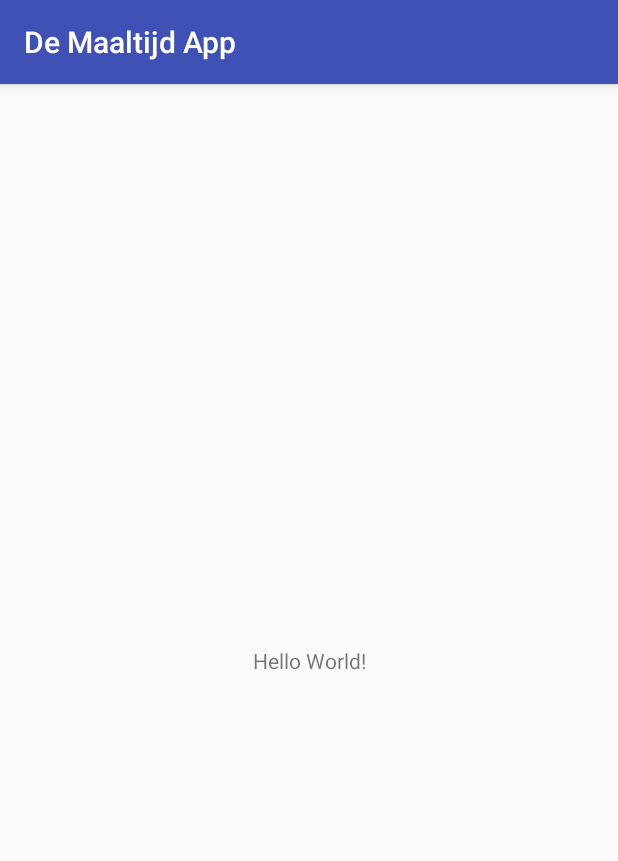
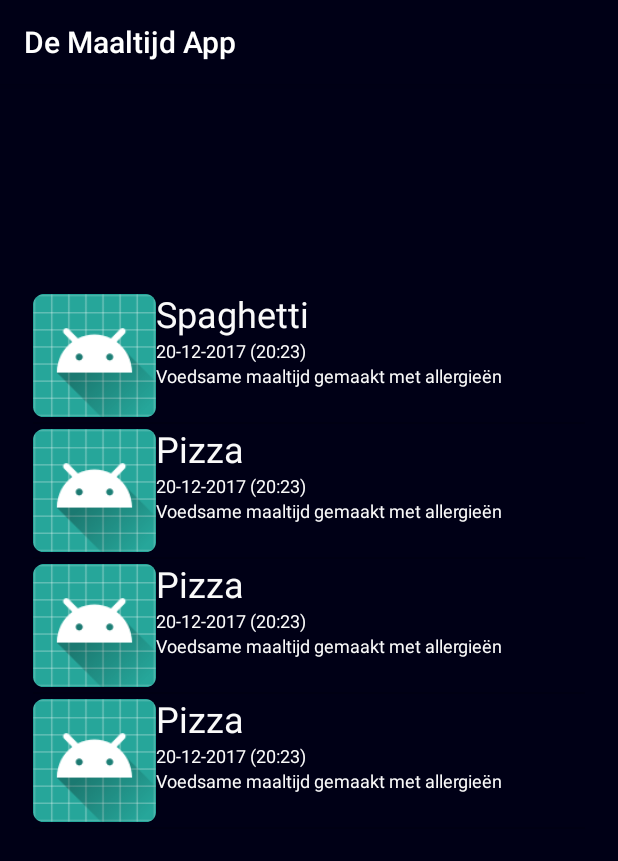
Before and after one commit to survivorbat/Studentmeals-android-exam, an Android app: the screen it shows after launch (MainActivity), on a phone screen of 412 x 824 dp. Shown: the top 861 px of the screen. Run offline under Robolectric (Android 15) with nearby library versions, the light colour scheme and no system bars.

Commit message:
Added model files and tested a listview

```diff
--- a/app/build.gradle
+++ b/app/build.gradle
@@ -25,5 +25,4 @@ dependencies {
     testImplementation 'junit:junit:4.12'
     androidTestImplementation 'com.android.support.test:runner:1.0.1'
     androidTestImplementation 'com.android.support.test.espresso:espresso-core:3.0.1'
-    compile 'com.squareup.picasso:picasso:2.5.2'
 }
--- a/app/src/main/java/nl/mheijden/prog3app/controller/activities/MainActivity.java
+++ b/app/src/main/java/nl/mheijden/prog3app/controller/activities/MainActivity.java
@@ -2,17 +2,26 @@ package nl.mheijden.prog3app.controller.activities;
 
 import android.support.v7.app.AppCompatActivity;
 import android.os.Bundle;
+import android.widget.Adapter;
+import android.widget.ListAdapter;
+import android.widget.ListView;
 
 import nl.mheijden.prog3app.R;
 import nl.mheijden.prog3app.model.domain.MaaltijdenApp;
+import nl.mheijden.prog3app.view.MealAdapter;
 
 public class MainActivity extends AppCompatActivity {
     private MaaltijdenApp app;
+    private ListView list;
 
     @Override
     protected void onCreate(Bundle savedInstanceState) {
         super.onCreate(savedInstanceState);
         setContentView(R.layout.activity_main);
         this.app = new MaaltijdenApp(this);
+        this.list = findViewById(R.id.lijsttest);
+        app.addDummy();
+        ListAdapter adapter = new MealAdapter(this, R.layout.listview_meal, app.getMeals());
+        this.list.setAdapter(adapter);
     }
 }
--- a/app/src/main/java/nl/mheijden/prog3app/model/data/MaaltijdDB.java
+++ b/app/src/main/java/nl/mheijden/prog3app/model/data/MealDB.java
@@ -8,11 +8,11 @@ import android.database.sqlite.SQLiteOpenHelper;
  * Gemaakt door Maarten van der Heijden on 1-1-2018.
  */
 
-public class MaaltijdDB extends SQLiteOpenHelper {
+public class MealDB extends SQLiteOpenHelper {
     private static String DATABASE_NAME = "Prog3LocalDB";
     private static int DATABASE_VERSION = 1;
 
-    public MaaltijdDB(Context context) {
+    public MealDB(Context context) {
         super(context, DATABASE_NAME, null, DATABASE_VERSION);
     }
 
--- a/app/src/main/java/nl/mheijden/prog3app/model/domain/MaaltijdenApp.java
+++ b/app/src/main/java/nl/mheijden/prog3app/model/domain/MaaltijdenApp.java
@@ -2,18 +2,52 @@ package nl.mheijden.prog3app.model.domain;
 
 import android.content.Context;
 
-import nl.mheijden.prog3app.model.data.MaaltijdDB;
+
+import java.sql.Time;
+import java.util.ArrayList;
+import java.util.Date;
+
+import nl.mheijden.prog3app.model.data.MealDB;
 
 /**
  * Gemaakt door Maarten van der Heijden on 9-1-2018.
  */
 
 public class MaaltijdenApp {
-    private MaaltijdDB db;
+    private MealDB db;
     private Context context;
+    private ArrayList<Meal> meals;
+    private ArrayList<Student> students;
+
+    public void addDummy(){
+        Student gerben = new Student("Gerben","","Droogers","g@droog.com","0293712947");
+        students.add(gerben);
+        Meal maaltijd = new Meal(0,"Spaghetti","Voedsame maaltijd gemaakt met allergieën","20-12-2017",gerben,2.30,10,"20:23","link",false);
+        meals.add(maaltijd);
+        maaltijd = new Meal(1,"Pizza","Voedsame maaltijd gemaakt met allergieën","20-12-2017",gerben,2.30,10,"20:23","link",false);
+        meals.add(maaltijd);
+        maaltijd = new Meal(2,"Pizza","Voedsame maaltijd gemaakt met allergieën","20-12-2017",gerben,2.30,10,"20:23","link",false);
+        meals.add(maaltijd);
+        maaltijd = new Meal(3,"Pizza","Voedsame maaltijd gemaakt met allergieën","20-12-2017",gerben,2.30,10,"20:23","link",false);
+        meals.add(maaltijd);
+    }
+
+    public boolean refreshData(){
+        return false;
+    }
 
     public MaaltijdenApp(Context context) {
         this.context = context;
-        this.db=new MaaltijdDB(context);
+        this.db=new MealDB(context);
+        this.meals = new ArrayList<>();
+        this.students = new ArrayList<>();
+    }
+
+    public ArrayList<Meal> getMeals() {
+        return meals;
+    }
+
+    public ArrayList<Student> getStudents() {
+        return students;
     }
 }
--- /dev/null
+++ b/app/src/main/java/nl/mheijden/prog3app/model/domain/Meal.java
@@ -0,0 +1,145 @@
+package nl.mheijden.prog3app.model.domain;
+
+import java.sql.Time;
+import java.util.ArrayList;
+import java.util.Date;
+
+/**
+ * Gemaakt door Maarten van der Heijden on 9-1-2018.
+ */
+
+public class Meal {
+    private int id;
+    private String dish;
+    private String info;
+    private String date;
+    private Student chefID;
+    private double price;
+    private int max;
+    private String time;
+    private String imageUrl;
+    private boolean doesCookEat;
+    private ArrayList<FellowEater> felloweaters;
+
+    Meal(int id, String dish, String info, String date, Student chefID, double price, int max, String time, String imageUrl, boolean doesCookEat) {
+        this.id = id;
+        this.dish = dish;
+        this.info = info;
+        this.date = date;
+        this.chefID = chefID;
+        this.price = price;
+        this.max = max;
+        this.imageUrl = imageUrl;
+        this.doesCookEat = doesCookEat;
+        this.time = time;
+    }
+
+    public Meal(){
+
+    }
+
+    public int getId() {
+        return id;
+    }
+
+    public void setId(int id) {
+        this.id = id;
+    }
+
+    public String getDish() {
+        return dish;
+    }
+
+    public void setDish(String dish) {
+        this.dish = dish;
+    }
+
+    public String getInfo() {
+        return info;
+    }
+
+    public void setInfo(String info) {
+        this.info = info;
+    }
+
+    public String getDate() {
+        return date;
+    }
+
+    public void setDate(String date) {
+        this.date = date;
+    }
+
+    public Student getChefID() {
+        return chefID;
+    }
+
+    public void setChefID(Student chefID) {
+        this.chefID = chefID;
+    }
+
+    public double getPrice() {
+        return price;
+    }
+
+    public void setPrice(double price) {
+        this.price = price;
+    }
+
+    public int getMax() {
+        return max;
+    }
+
+    public void setMax(int max) {
+        this.max = max;
+    }
+
+    public String getTime() {
+        return time;
+    }
+
+    public void setTime(String time) {
+        this.time = time;
+    }
+
+    public String getImageUrl() {
+        return imageUrl;
+    }
+
+    public void setImageUrl(String imageUrl) {
+        this.imageUrl = imageUrl;
+    }
+
+    public boolean isDoesCookEat() {
+        return doesCookEat;
+    }
+
+    public void setDoesCookEat(boolean doesCookEat) {
+        this.doesCookEat = doesCookEat;
+    }
+
+    public ArrayList<FellowEater> getFelloweaters() {
+        return felloweaters;
+    }
+
+    public void setFelloweaters(ArrayList<FellowEater> felloweaters) {
+        this.felloweaters = felloweaters;
+    }
+
+    @Override
+    public String toString() {
+        return "Meal{" +
+                "id=" + id +
+                ", dish='" + dish + '\'' +
+                ", info='" + info + '\'' +
+                ", date=" + date +
+                ", chefID=" + chefID +
+                ", price=" + price +
+                ", max=" + max +
+                ", time=" + time +
+                ", imageUrl='" + imageUrl + '\'' +
+                ", doesCookEat=" + doesCookEat +
+                ", felloweaters=" + felloweaters +
+                '}';
+    }
+}
--- /dev/null
+++ b/app/src/main/java/nl/mheijden/prog3app/model/domain/Student.java
@@ -0,0 +1,65 @@
+package nl.mheijden.prog3app.model.domain;
+
+/**
+ * Gemaakt door Maarten van der Heijden on 9-1-2018.
+ */
+
+public class Student {
+    private String firstname;
+    private String insertion;
+    private String lastname;
+    private String email;
+    private String phonenumber;
+
+    Student(String firstname, String insertion, String lastname, String email, String phonenumber) {
+        this.firstname = firstname;
+        this.insertion = insertion;
+        this.lastname = lastname;
+        this.email = email;
+        this.phonenumber = phonenumber;
+    }
+
+    public Student(){
+
+    }
+
+    public String getFirstname() {
+        return firstname;
+    }
+
+    public void setFirstname(String firstname) {
+        this.firstname = firstname;
+    }
+
+    public String getInsertion() {
+        return insertion;
+    }
+
+    public void setInsertion(String insertion) {
+        this.insertion = insertion;
+    }
+
+    public String getLastname() {
+        return lastname;
+    }
+
+    public void setLastname(String lastname) {
+        this.lastname = lastname;
+    }
+
+    public String getEmail() {
+        return email;
+    }
+
+    public void setEmail(String email) {
+        this.email = email;
+    }
+
+    public String getPhonenumber() {
+        return phonenumber;
+    }
+
+    public void setPhonenumber(String phonenumber) {
+        this.phonenumber = phonenumber;
+    }
+}
--- /dev/null
+++ b/app/src/main/java/nl/mheijden/prog3app/view/MealAdapter.java
@@ -0,0 +1,62 @@
+package nl.mheijden.prog3app.view;
+
+import android.content.Context;
+import android.view.LayoutInflater;
+import android.view.View;
+import android.view.ViewGroup;
+import android.widget.ArrayAdapter;
+import android.widget.TextView;
+
+import java.util.ArrayList;
+
+import nl.mheijden.prog3app.R;
+import nl.mheijden.prog3app.model.domain.Meal;
+
+/**
+ * Gemaakt door Maarten van der Heijden on 9-1-2018.
+ */
+
+public class MealAdapter extends ArrayAdapter<Meal> {
+    private ArrayList<Meal> data;
+
+    public MealAdapter(Context context, int resource, ArrayList<Meal> data) {
+        super(context, resource, data);
+        this.data = data;
+    }
+
+    @Override
+    public View getView(int position, View convertView, ViewGroup parent) {
+        Meal meal = getItem(position);
+        ViewHolder viewHolder;
+
+        if (convertView == null) {
+            viewHolder = new ViewHolder();
+            LayoutInflater inflater = LayoutInflater.from(getContext());
+            convertView = inflater.inflate(R.layout.listview_meal, parent, false);
+            viewHolder.dish = convertView.findViewById(R.id.meal_titel);
+            viewHolder.date = convertView.findViewById(R.id.meal_datumtijd);
+            viewHolder.info = convertView.findViewById(R.id.meal_beschrijving);
+
+            convertView.setTag(viewHolder);
+        } else {
+            viewHolder = (ViewHolder) convertView.getTag();
+        }
+        viewHolder.dish.setText(meal.getDish() + " ");
+        viewHolder.date.setText(meal.getDate() + " ("+meal.getTime()+") ");
+        viewHolder.info.setText(meal.getInfo() + " ");
+        return convertView;
+    }
+
+    public Meal getItem(int position) {
+        return data.get(position);
+    }
+
+    private static class ViewHolder {
+        TextView dish;
+        TextView info;
+        TextView date;
+        TextView chefID;
+        TextView price;
+        TextView imageUrl;
+    }
+}
--- /dev/null
+++ b/app/src/main/res/color/yellow.xml
@@ -0,0 +1,4 @@
+<?xml version="1.0" encoding="utf-8"?>
+<selector xmlns:android="http://schemas.android.com/apk/res/android">
+
+</selector>
--- a/app/src/main/res/layout/activity_main.xml
+++ b/app/src/main/res/layout/activity_main.xml
@@ -4,15 +4,19 @@
     xmlns:tools="http://schemas.android.com/tools"
     android:layout_width="match_parent"
     android:layout_height="match_parent"
+    android:background="@color/colorDarkBlue"
     tools:context="nl.mheijden.prog3app.controller.activities.MainActivity">
 
-    <TextView
-        android:layout_width="wrap_content"
-        android:layout_height="wrap_content"
-        android:text="Hello World!"
+    <ListView
+        android:id="@+id/lijsttest"
+        android:layout_width="368dp"
+        android:layout_height="495dp"
+        android:layout_marginBottom="8dp"
+        android:layout_marginEnd="8dp"
+        android:layout_marginStart="8dp"
+        android:layout_marginTop="8dp"
         app:layout_constraintBottom_toBottomOf="parent"
-        app:layout_constraintLeft_toLeftOf="parent"
-        app:layout_constraintRight_toRightOf="parent"
+        app:layout_constraintEnd_toEndOf="parent"
+        app:layout_constraintStart_toStartOf="parent"
         app:layout_constraintTop_toTopOf="parent" />
-
 </android.support.constraint.ConstraintLayout>
--- /dev/null
+++ b/app/src/main/res/layout/listview_meal.xml
@@ -0,0 +1,51 @@
+<?xml version="1.0" encoding="utf-8"?>
+<LinearLayout xmlns:android="http://schemas.android.com/apk/res/android"
+    xmlns:app="http://schemas.android.com/apk/res-auto"
+    xmlns:tools="http://schemas.android.com/tools"
+    android:layout_width="match_parent"
+    android:layout_height="40pt"
+    android:orientation="horizontal"
+    android:weightSum="8">
+
+    <ImageView
+        android:id="@+id/imageView"
+        android:layout_width="93dp"
+        android:layout_height="match_parent"
+        android:layout_weight="1"
+        android:contentDescription="@string/app_meal_image"
+        app:srcCompat="@mipmap/ic_launcher" />
+
+    <LinearLayout
+        android:layout_width="match_parent"
+        android:layout_height="match_parent"
+        android:layout_weight="3"
+        android:orientation="vertical">
+
+        <TextView
+            android:id="@+id/meal_titel"
+            android:layout_width="match_parent"
+            android:layout_height="wrap_content"
+            android:text="TextView"
+            android:textColor="@color/colorSemiWhite"
+            android:textIsSelectable="true"
+            android:textSize="24sp" />
+
+        <TextView
+            android:id="@+id/meal_datumtijd"
+            android:layout_width="match_parent"
+            android:layout_height="wrap_content"
+            android:text="TextView"
+            android:textColor="@color/colorSemiWhite"
+            android:textSize="12sp" />
+
+        <TextView
+            android:id="@+id/meal_beschrijving"
+            android:layout_width="match_parent"
+            android:layout_height="wrap_content"
+            android:text="TextView"
+            android:textColor="@color/colorSemiWhite"
+            android:textSize="12sp" />
+
+    </LinearLayout>
+
+</LinearLayout>
--- a/app/src/main/res/values/colors.xml
+++ b/app/src/main/res/values/colors.xml
@@ -1,6 +1,8 @@
 <?xml version="1.0" encoding="utf-8"?>
 <resources>
-    <color name="colorPrimary">#3F51B5</color>
-    <color name="colorPrimaryDark">#303F9F</color>
+    <color name="colorPrimary">#000016</color>
+    <color name="colorPrimaryDark">#000016</color>
     <color name="colorAccent">#FF4081</color>
+    <color name="colorDarkBlue">#000016</color>
+    <color name="colorSemiWhite">#FAFAFA</color>
 </resources>
--- a/app/src/main/res/values/strings.xml
+++ b/app/src/main/res/values/strings.xml
@@ -1,3 +1,4 @@
 <resources>
     <string name="app_name">De Maaltijd App</string>
+    <string name="app_meal_image">Foto van het gerecht</string>
 </resources>
```
Also changed, not shown: app/src/main/java/nl/mheijden/prog3app/model/domain/Bewoner.java (deleted, +0 -10 lines), app/src/main/java/nl/mheijden/prog3app/model/domain/FellowEater.java (added, +59 -0 lines), app/src/main/java/nl/mheijden/prog3app/model/domain/Maaltijd.java (deleted, +0 -24 lines), app/src/main/java/nl/mheijden/prog3app/model/domain/MeeEter.java (deleted, +0 -15 lines), app/src/main/java/nl/mheijden/prog3app/model/services/APIServices.java (+4 -4 lines), app/src/main/java/nl/mheijden/prog3app/view/MaaltijdAdapter.java (deleted, +0 -65 lines).
